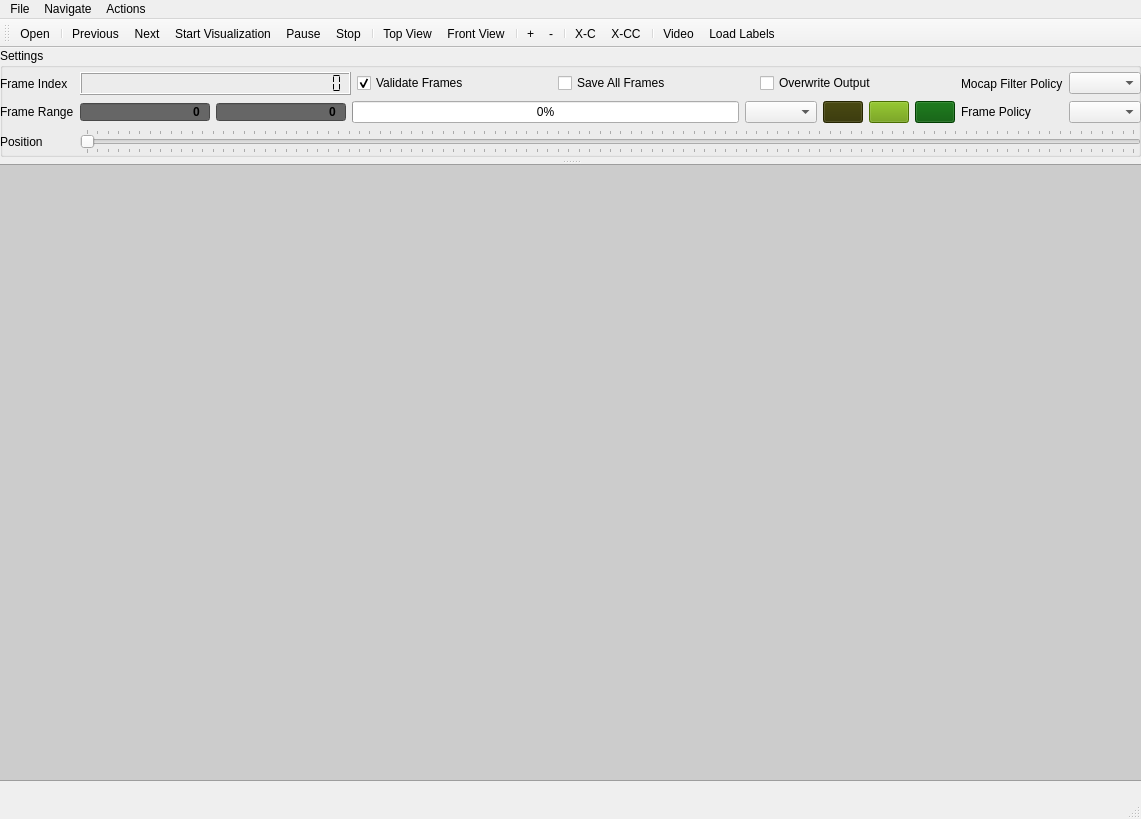
This is tools/workbench/visualization_window.ui in hcilab-uic/ipme as Qt 5 draws it before an edit. The edited form follows.
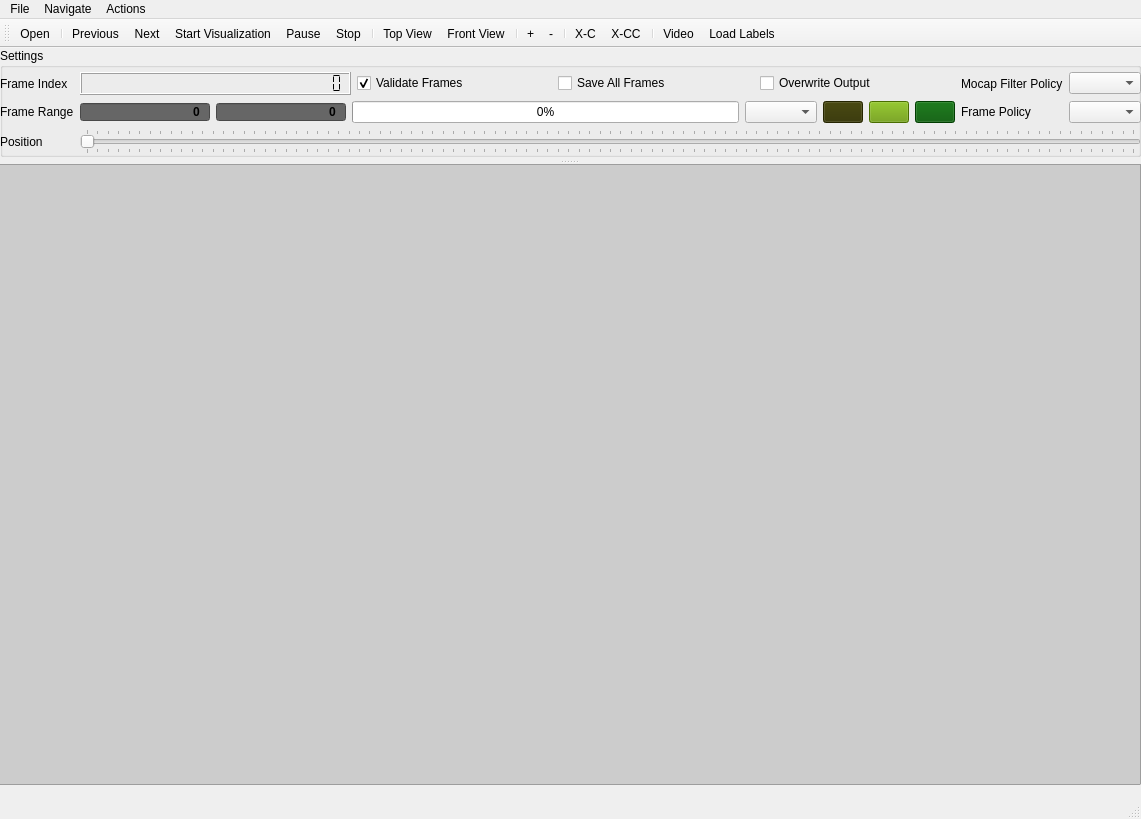
This is the edited form. Icons and pictures are not drawn.

```diff
--- a/tools/workbench/visualization_window.ui
+++ b/tools/workbench/visualization_window.ui
@@ -282,8 +282,8 @@
      <rect>
       <x>-4</x>
       <y>112</y>
-      <width>1149</width>
-      <height>621</height>
+      <width>1145</width>
+      <height>625</height>
      </rect>
     </property>
     <property name="sizePolicy">
```
Left out of the diff: 2 changed lines with no effect on the pictures.
